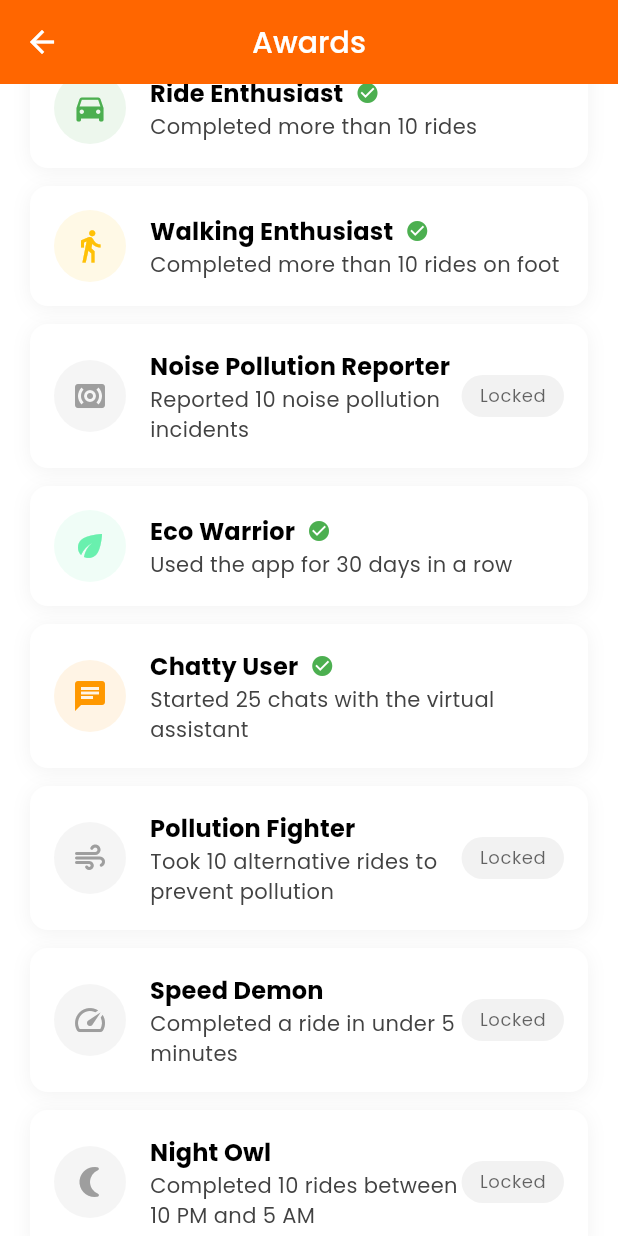
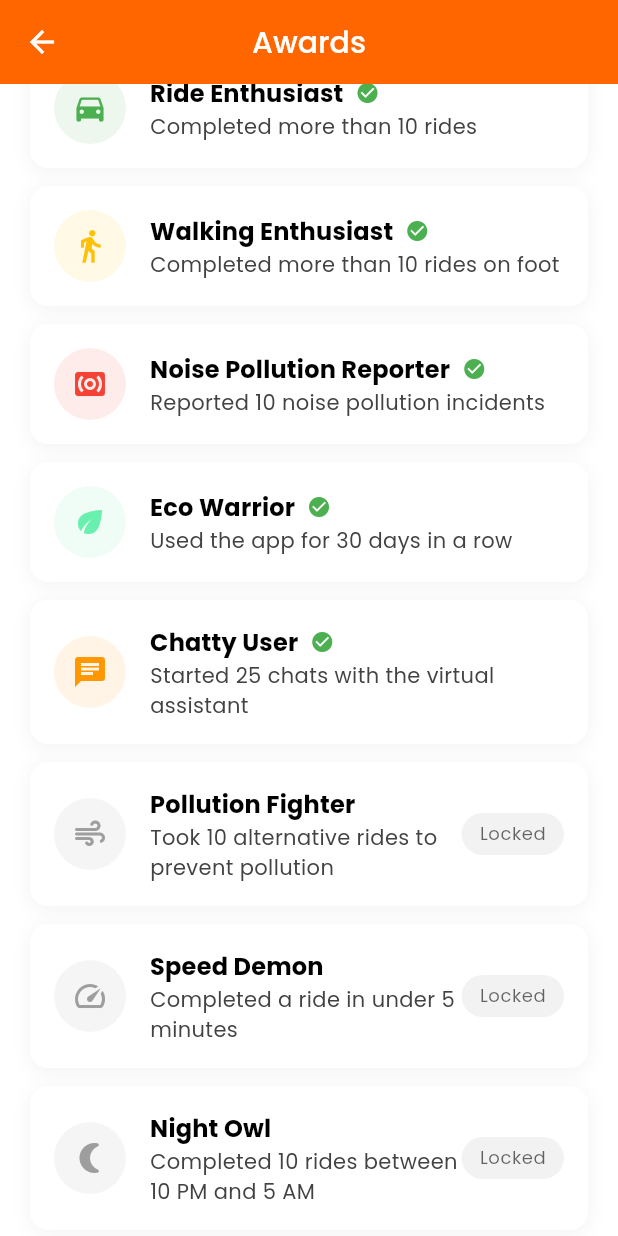
Before and after one commit to team-evian-fiicode25/consumer, a Flutter app: the AwardsPage screen opened by its route, scrolled down 576 dp, on a phone screen of 412 x 824 dp. Run offline on Flutter 3.47's test engine with Material 3 defaults, Android fonts, the phone set to English and light mode, and no system bars; our stand-ins replace equatable, flutter_bloc, flutter_secure_storage, geolocator, go_router, google_fonts and 4 more; missing offline and left inert: libphonenumber_plugin, noise_meter; accounts and stored records are empty.

Commit message:
Fix Typo

```diff
--- a/frontend/lib/screens/awards/awards_page.dart
+++ b/frontend/lib/screens/awards/awards_page.dart
@@ -284,9 +284,8 @@ class AwardsPage extends StatelessWidget {
         'description': 'Reported 10 noise pollution incidents',
         'icon': Icons.surround_sound,
         'color': Colors.red,
-        'earned': false,
+        'earned': true,
       },
-
       {
         'name': 'Eco Warrior',
         'description': 'Used the app for 30 days in a row',
```
